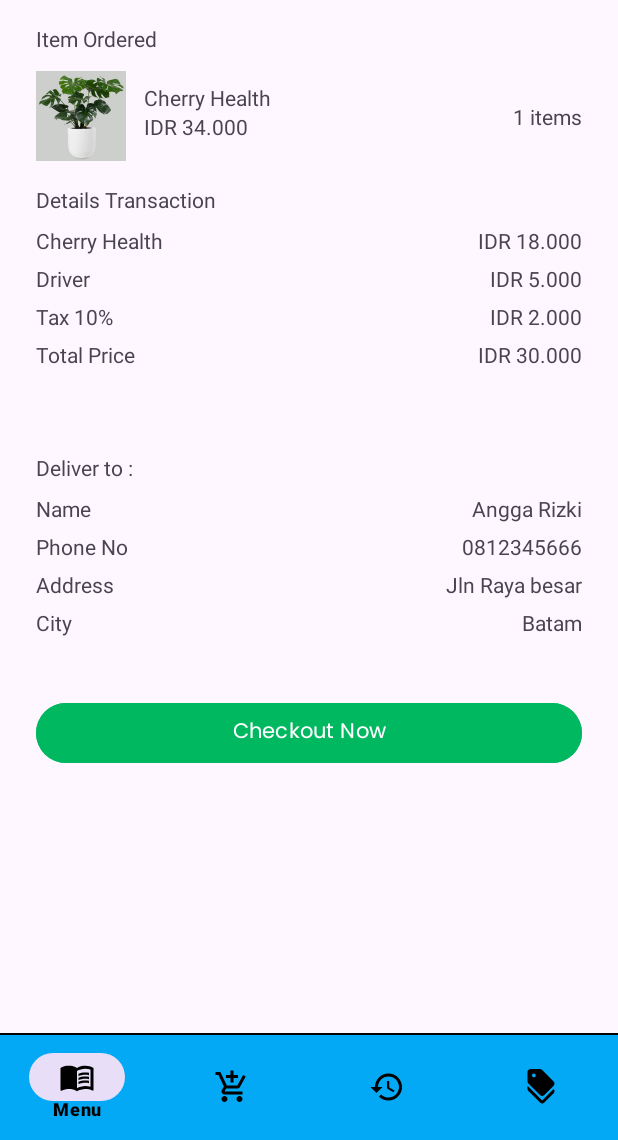
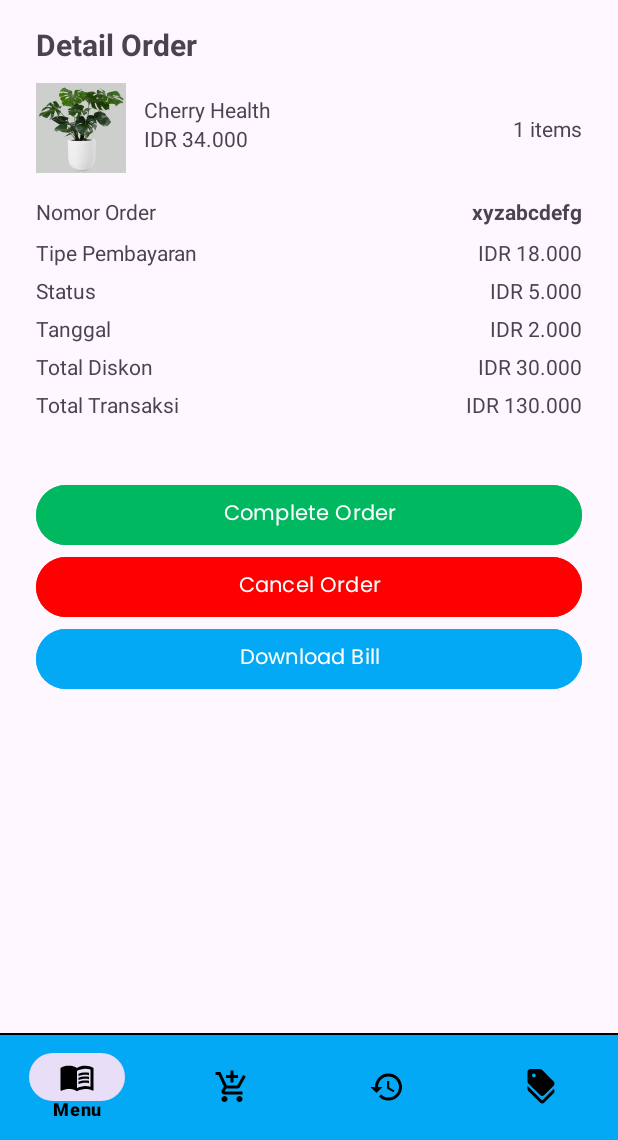
Before and after one commit to zaidazzam/Kasiran-App-, an Android app: the LaporanDetailFragment screen opened through its navigation route, on a phone screen of 412 x 824 dp, the part 96-1236 px from its top. Run offline under Robolectric (Android 15) with nearby library versions, the phone set to English and light mode, and no system bars; our stand-ins replace CircleImageView, navigation-ui; pictures from the network do not load; Roboto replaces fonts that are not available here.

Commit message:
chore: update detail order

```diff
--- /dev/null
+++ b/app/src/main/res/layout/fragment_add_stock.xml
@@ -0,0 +1,54 @@
+<?xml version="1.0" encoding="utf-8"?>
+<androidx.constraintlayout.widget.ConstraintLayout
+    xmlns:android="http://schemas.android.com/apk/res/android"
+    xmlns:app="http://schemas.android.com/apk/res-auto"
+    android:layout_width="match_parent"
+    android:layout_height="match_parent">
+
+    <LinearLayout
+        android:layout_width="match_parent"
+        android:layout_height="wrap_content"
+        android:background="@color/white"
+        android:orientation="vertical"
+        android:paddingLeft="24dp"
+        android:paddingTop="6dp"
+        android:paddingRight="24dp"
+        app:layout_constraintEnd_toEndOf="parent"
+        app:layout_constraintStart_toStartOf="parent"
+        app:layout_constraintTop_toTopOf="parent">
+
+        <TextView
+            android:layout_width="match_parent"
+            android:layout_height="wrap_content"
+            android:layout_marginTop="16dp"
+            android:fontFamily="@font/poppins"
+            android:text="@string/stok"
+            android:textColor="@color/black" />
+
+        <EditText
+            android:id="@+id/edt_stok"
+            android:layout_width="match_parent"
+            android:layout_height="wrap_content"
+            android:layout_marginTop="6dp"
+            android:background="@drawable/shape_rectangle_outline_8_020202"
+            android:hint="@string/masukan_stok"
+            android:inputType="number"
+            android:padding="10dp"
+            android:textColor="@color/black" />
+
+        <Button
+            android:id="@+id/btn_tambah"
+            android:layout_width="match_parent"
+            android:layout_height="wrap_content"
+            android:layout_marginTop="12dp"
+            android:layout_marginBottom="10dp"
+            android:backgroundTint="@color/utama"
+            android:fontFamily="@font/poppins"
+            android:padding="8dp"
+            android:text="@string/tambah"
+            android:textAllCaps="false"
+            android:textColor="@color/black"
+            android:textStyle="bold" />
+
+    </LinearLayout>
+</androidx.constraintlayout.widget.ConstraintLayout>
--- a/app/src/main/res/layout/fragment_laporan_detail.xml
+++ b/app/src/main/res/layout/fragment_laporan_detail.xml
@@ -24,9 +24,11 @@
                 android:layout_height="wrap_content"
                 android:layout_marginStart="24dp"
                 android:layout_marginTop="16dp"
-                android:text="Item Ordered"
+                android:text="Detail Order"
+                android:textSize="20sp"
                 app:layout_constraintStart_toStartOf="parent"
-                app:layout_constraintTop_toTopOf="parent" />
+                app:layout_constraintTop_toTopOf="parent"
+                android:textStyle="bold"/>
 
             <ImageView
                 android:id="@+id/img_poster"
@@ -45,7 +47,7 @@
                 android:layout_height="wrap_content"
                 android:layout_marginStart="24dp"
                 android:layout_marginTop="16dp"
-                android:text="Details Transaction"
+                android:text="Nomor Order"
                 app:layout_constraintStart_toStartOf="parent"
                 app:layout_constraintTop_toBottomOf="@+id/img_poster" />
 
@@ -55,7 +57,7 @@
                 android:layout_height="wrap_content"
                 android:layout_marginStart="24dp"
                 android:layout_marginTop="8dp"
-                android:text="Cherry Health"
+                android:text="Tipe Pembayaran"
                 app:layout_constraintStart_toStartOf="parent"
                 app:layout_constraintTop_toBottomOf="@+id/textView1" />
 
@@ -65,7 +67,7 @@
                 android:layout_height="wrap_content"
                 android:layout_marginStart="24dp"
                 android:layout_marginTop="6dp"
-                android:text="Driver"
+                android:text="Status"
                 app:layout_constraintStart_toStartOf="parent"
                 app:layout_constraintTop_toBottomOf="@+id/txt_name_item" />
 
@@ -76,7 +78,7 @@
                 android:layout_marginStart="24dp"
                 android:layout_marginTop="6dp"
                 android:layout_marginBottom="16dp"
-                android:text="Tax 10%"
+                android:text="Tanggal"
                 app:layout_constraintStart_toStartOf="parent"
                 app:layout_constraintTop_toBottomOf="@+id/textView9" />
 
@@ -87,10 +89,23 @@
                 android:layout_marginStart="24dp"
                 android:layout_marginTop="6dp"
                 android:layout_marginBottom="16dp"
-                android:text="Total Price"
+                android:text="Total Diskon"
+                app:layout_constraintStart_toStartOf="parent"
+                app:layout_constraintTop_toBottomOf="@+id/textView10" />
+
+            <TextView
+                android:id="@+id/textView12"
+                android:layout_width="wrap_content"
+                android:layout_height="wrap_content"
+                android:layout_marginStart="24dp"
+                android:layout_marginTop="6dp"
+                android:layout_marginBottom="16dp"
+                android:text="Total Transaksi"
                 app:layout_constraintBottom_toBottomOf="parent"
                 app:layout_constraintStart_toStartOf="parent"
-                app:layout_constraintTop_toBottomOf="@+id/textView10" />
+                app:layout_constraintTop_toBottomOf="@+id/textView11"/>
+
+
 
             <TextView
                 android:id="@+id/txt_title"
@@ -120,6 +135,17 @@
                 app:layout_constraintBottom_toBottomOf="@+id/img_poster"
                 app:layout_constraintEnd_toEndOf="parent"
                 app:layout_constraintTop_toTopOf="@+id/img_poster" />
+
+            <TextView
+                android:id="@+id/txt_invoice"
+                android:layout_width="wrap_content"
+                android:layout_height="wrap_content"
+                android:layout_marginTop="16dp"
+                android:layout_marginEnd="24dp"
+                android:text="xyzabcdefg"
+                app:layout_constraintEnd_toEndOf="parent"
+                app:layout_constraintTop_toBottomOf="@+id/img_poster"
+                android:textStyle="bold"/>
 
             <TextView
                 android:id="@+id/txt_harga"
@@ -152,7 +178,7 @@
                 app:layout_constraintTop_toBottomOf="@+id/txt_driver" />
 
             <TextView
-                android:id="@+id/txt_total"
+                android:id="@+id/txt_diskon"
                 android:layout_width="wrap_content"
                 android:layout_height="wrap_content"
                 android:layout_marginTop="6dp"
@@ -161,112 +187,15 @@
                 app:layout_constraintEnd_toEndOf="parent"
                 app:layout_constraintTop_toBottomOf="@+id/txt_tax" />
 
-
-        </androidx.constraintlayout.widget.ConstraintLayout>
-
-        <androidx.constraintlayout.widget.ConstraintLayout
-            android:id="@+id/const_layout2"
-            android:layout_width="0dp"
-            android:layout_height="wrap_content"
-            android:layout_marginTop="24dp"
-            app:layout_constraintEnd_toEndOf="parent"
-            app:layout_constraintStart_toStartOf="parent"
-            app:layout_constraintTop_toBottomOf="@+id/const_layout">
-
-
             <TextView
-                android:id="@+id/textView21"
-                android:layout_width="wrap_content"
-                android:layout_height="wrap_content"
-                android:layout_marginStart="24dp"
-                android:layout_marginTop="16dp"
-                android:text="Deliver to :"
-                app:layout_constraintStart_toStartOf="parent"
-                app:layout_constraintTop_toTopOf="parent" />
-
-            <TextView
-                android:id="@+id/textView20"
-                android:layout_width="wrap_content"
-                android:layout_height="wrap_content"
-                android:layout_marginStart="24dp"
-                android:layout_marginTop="8dp"
-                android:text="Name"
-                app:layout_constraintStart_toStartOf="parent"
-                app:layout_constraintTop_toBottomOf="@+id/textView21" />
-
-            <TextView
-                android:id="@+id/textView15"
-                android:layout_width="wrap_content"
-                android:layout_height="wrap_content"
-                android:layout_marginStart="24dp"
-                android:layout_marginTop="6dp"
-                android:text="Phone No"
-                app:layout_constraintStart_toStartOf="parent"
-                app:layout_constraintTop_toBottomOf="@+id/textView20" />
-
-            <TextView
-                android:id="@+id/textView14"
-                android:layout_width="wrap_content"
-                android:layout_height="wrap_content"
-                android:layout_marginStart="24dp"
-                android:layout_marginTop="6dp"
-                android:layout_marginBottom="16dp"
-                android:text="Address"
-                app:layout_constraintStart_toStartOf="parent"
-                app:layout_constraintTop_toBottomOf="@+id/textView15" />
-
-            <TextView
-                android:id="@+id/textView12"
-                android:layout_width="wrap_content"
-                android:layout_height="wrap_content"
-                android:layout_marginStart="24dp"
-                android:layout_marginTop="6dp"
-                android:layout_marginBottom="16dp"
-                android:text="City"
-                app:layout_constraintBottom_toBottomOf="parent"
-                app:layout_constraintStart_toStartOf="parent"
-                app:layout_constraintTop_toBottomOf="@+id/textView14" />
-
-
-            <TextView
-                android:id="@+id/txt_nama"
-                android:layout_width="wrap_content"
-                android:layout_height="wrap_content"
-                android:layout_marginTop="8dp"
-                android:layout_marginEnd="24dp"
-                android:text="Angga Rizki"
-                app:layout_constraintEnd_toEndOf="parent"
-                app:layout_constraintTop_toBottomOf="@+id/textView21" />
-
-            <TextView
-                android:id="@+id/txt_phone_no"
+                android:id="@+id/txt_total"
                 android:layout_width="wrap_content"
                 android:layout_height="wrap_content"
                 android:layout_marginTop="6dp"
                 android:layout_marginEnd="24dp"
-                android:text="0812345666"
+                android:text="IDR 130.000"
                 app:layout_constraintEnd_toEndOf="parent"
-                app:layout_constraintTop_toBottomOf="@+id/txt_nama" />
-
-            <TextView
-                android:id="@+id/txt_Address"
-                android:layout_width="wrap_content"
-                android:layout_height="wrap_content"
-                android:layout_marginTop="6dp"
-                android:layout_marginEnd="24dp"
-                android:text="Jln Raya besar"
-                app:layout_constraintEnd_toEndOf="parent"
-                app:layout_constraintTop_toBottomOf="@+id/txt_phone_no" />
-
-            <TextView
-                android:id="@+id/txt_city"
-                android:layout_width="wrap_content"
-                android:layout_height="wrap_content"
-                android:layout_marginTop="6dp"
-                android:layout_marginEnd="24dp"
-                android:text="Batam"
-                app:layout_constraintEnd_toEndOf="parent"
-                app:layout_constraintTop_toBottomOf="@+id/txt_Address" />
+                app:layout_constraintTop_toBottomOf="@+id/txt_diskon" />
 
 
         </androidx.constraintlayout.widget.ConstraintLayout>
@@ -279,12 +208,44 @@
             android:backgroundTint="#00B860"
             android:fontFamily="@font/poppins"
             android:padding="6dp"
-            android:text="Checkout Now"
+            android:text="Complete Order"
             android:textAllCaps="false"
             android:textColor="@color/white"
             app:layout_constraintEnd_toEndOf="parent"
             app:layout_constraintStart_toStartOf="parent"
-            app:layout_constraintTop_toBottomOf="@id/const_layout2" />
+            app:layout_constraintTop_toBottomOf="@id/const_layout" />
+
+        <Button
+            android:id="@+id/btn_cancel"
+            android:layout_width="match_parent"
+            android:layout_height="wrap_content"
+            android:layout_marginStart="24dp"
+            android:layout_marginEnd="24dp"
+            android:backgroundTint="@color/red"
+            android:fontFamily="@font/poppins"
+            android:padding="6dp"
+            android:text="Cancel Order"
+            android:textAllCaps="false"
+            android:textColor="@color/white"
+            app:layout_constraintEnd_toEndOf="parent"
+            app:layout_constraintStart_toStartOf="parent"
+            app:layout_constraintTop_toBottomOf="@id/btn_checkout" />
+
+        <Button
+            android:id="@+id/btn_download"
+            android:layout_width="match_parent"
+            android:layout_height="wrap_content"
+            android:layout_marginStart="24dp"
+            android:layout_marginEnd="24dp"
+            android:backgroundTint="@color/utama"
+            android:fontFamily="@font/poppins"
+            android:padding="6dp"
+            android:text="Download Bill"
+            android:textAllCaps="false"
+            android:textColor="@color/white"
+            app:layout_constraintEnd_toEndOf="parent"
+            app:layout_constraintStart_toStartOf="parent"
+            app:layout_constraintTop_toBottomOf="@id/btn_cancel" />
 
 
     </androidx.constraintlayout.widget.ConstraintLayout>
--- a/app/src/main/res/layout/item_menu.xml
+++ b/app/src/main/res/layout/item_menu.xml
@@ -13,8 +13,6 @@
     <androidx.constraintlayout.widget.ConstraintLayout
         android:layout_width="match_parent"
         android:layout_height="wrap_content">
-
-
 
     <ImageView
             android:id="@+id/img_gambar"
```
Lines whose indentation alone changed are shown as unchanged.
